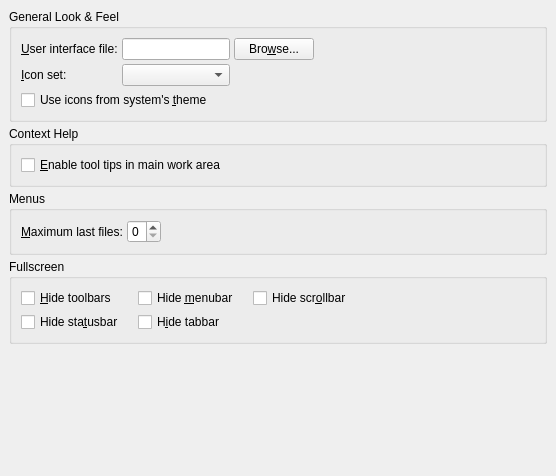
The window that src/frontends/qt/ui/PrefUi.ui (unimiso/lyx_mirror) describes before a commit, drawn with Qt 5.
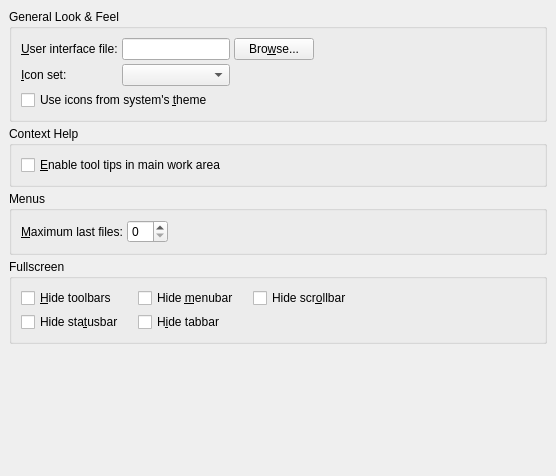
The same window after the commit.

Commit message:
Alow two digit number of remembered files in ui.
Reported by Dan.

Patch:
```diff
--- a/src/frontends/qt/ui/PrefUi.ui
+++ b/src/frontends/qt/ui/PrefUi.ui
@@ -164,7 +164,7 @@
         <item>
          <widget class="QSpinBox" name="lastfilesSB">
           <property name="maximum">
-           <number>9</number>
+           <number>99</number>
           </property>
          </widget>
         </item>
```
